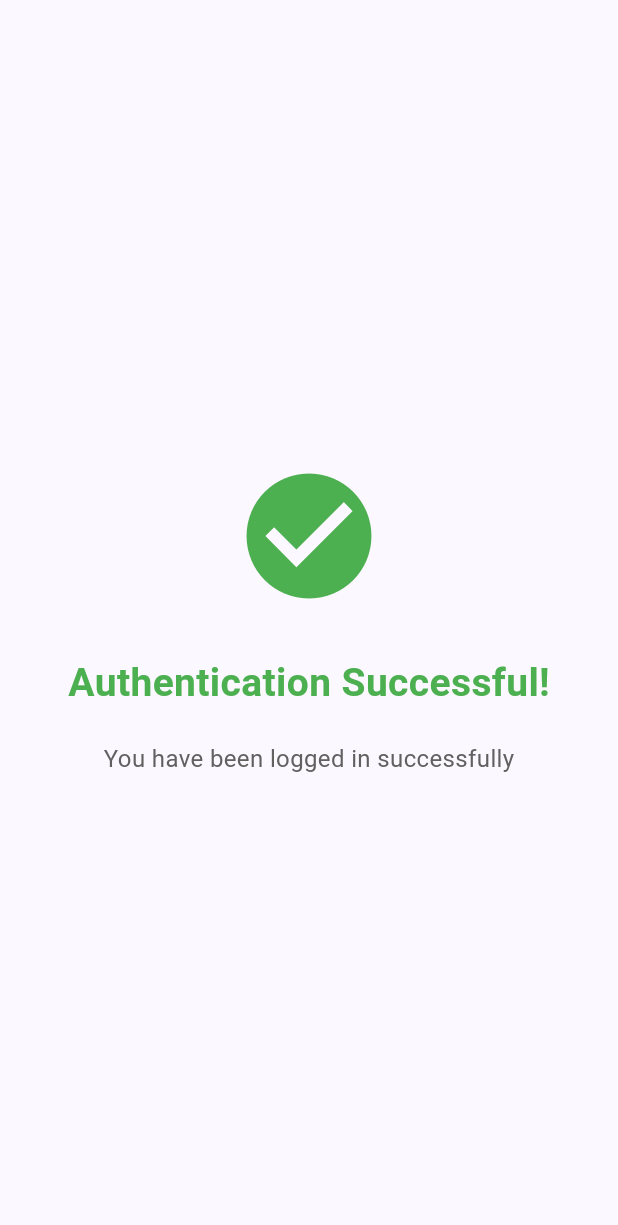
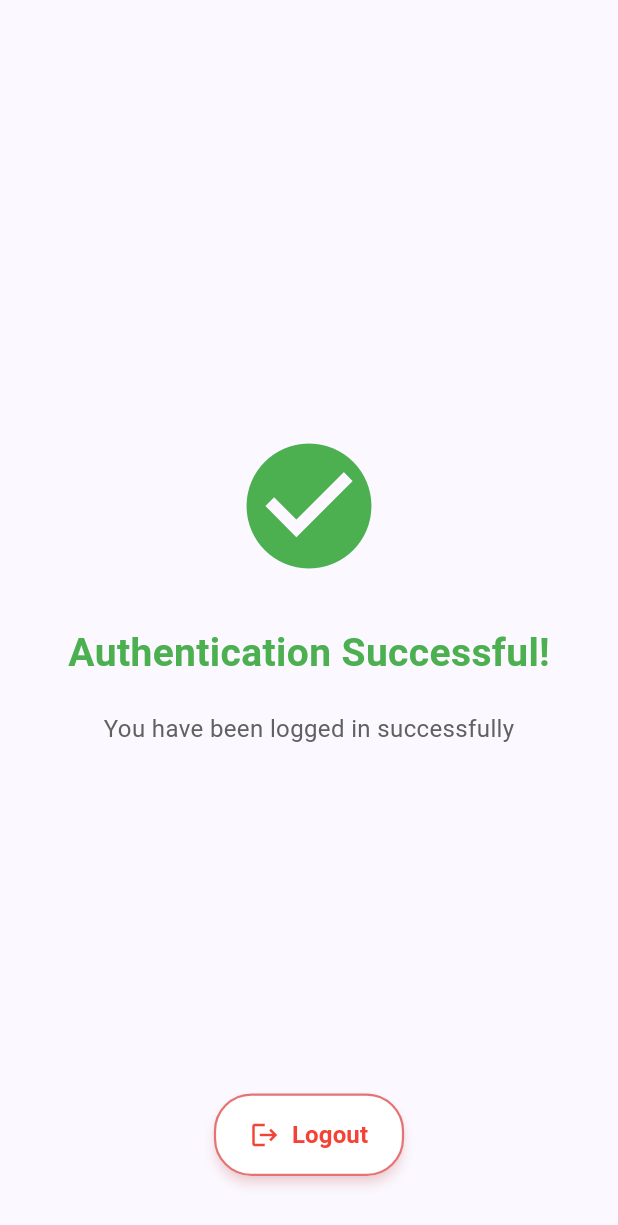
Before and after one commit to ARK1998/flutter_biometric_auth, a Flutter app: the SuccessScreen screen opened directly, on a phone screen of 412 x 824 dp. Shown: the top 1225 px of the screen. Run offline on Flutter 3.47's test engine with Material 3 defaults, Android fonts, the phone set to English and light mode, and no system bars; our stand-ins replace local_auth.

Commit message:
Update biometric_page.dart

```diff
--- a/lib/biometric_page.dart
+++ b/lib/biometric_page.dart
@@ -94,10 +94,41 @@ class _BiometricPageState extends State<BiometricPage> {
 class SuccessScreen extends StatelessWidget {
   const SuccessScreen({super.key});
 
+  void _logout(BuildContext context) {
+    // Show confirmation dialog
+    showDialog(
+      context: context,
+      builder: (BuildContext context) {
+        return AlertDialog(
+          title: const Text('Logout'),
+          content: const Text('Are you sure you want to logout?'),
+          actions: [
+            TextButton(
+              onPressed: () => Navigator.pop(context),
+              child: const Text('Cancel'),
+            ),
+            TextButton(
+              onPressed: () {
+                Navigator.pop(context); // Close dialog
+                Navigator.pushReplacement(
+                  context,
+                  MaterialPageRoute(builder: (context) => const BiometricPage()),
+                );
+              },
+              child: const Text('Logout', style: TextStyle(color: Colors.red)),
+            ),
+          ],
+        );
+      },
+    );
+  }
+
   @override
   Widget build(BuildContext context) {
     return Scaffold(
-      body: Center(
+      body: Stack(
+        children: [
+          Center(
             child: Column(
               mainAxisAlignment: MainAxisAlignment.center,
               children: [
@@ -116,8 +147,38 @@ class SuccessScreen extends StatelessWidget {
                   'You have been logged in successfully',
                   style: TextStyle(fontSize: 16, color: Colors.grey[700]),
                 ),
+                const SizedBox(height: 40),
               ],
             ),
+          ),
+          // Positioned logout button at the bottom
+          Positioned(
+            bottom: 40,
+            left: 0,
+            right: 0,
+            child: Center(
+              child: ElevatedButton.icon(
+                onPressed: () => _logout(context),
+                icon: const Icon(Icons.logout, size: 20),
+                label: const Text(
+                  'Logout',
+                  style: TextStyle(fontSize: 16, fontWeight: FontWeight.w600),
+                ),
+                style: ElevatedButton.styleFrom(
+                  backgroundColor: Colors.white,
+                  foregroundColor: Colors.red,
+                  padding: const EdgeInsets.symmetric(horizontal: 24, vertical: 16),
+                  shape: RoundedRectangleBorder(
+                    borderRadius: BorderRadius.circular(25),
+                    side: BorderSide(color: Colors.red.shade300, width: 1.5),
+                  ),
+                  elevation: 3,
+                  shadowColor: Colors.red.withOpacity(0.3),
+                ),
+              ),
+            ),
+          ),
+        ],
       ),
     );
   }
```
Lines whose indentation alone changed are shown as unchanged.
